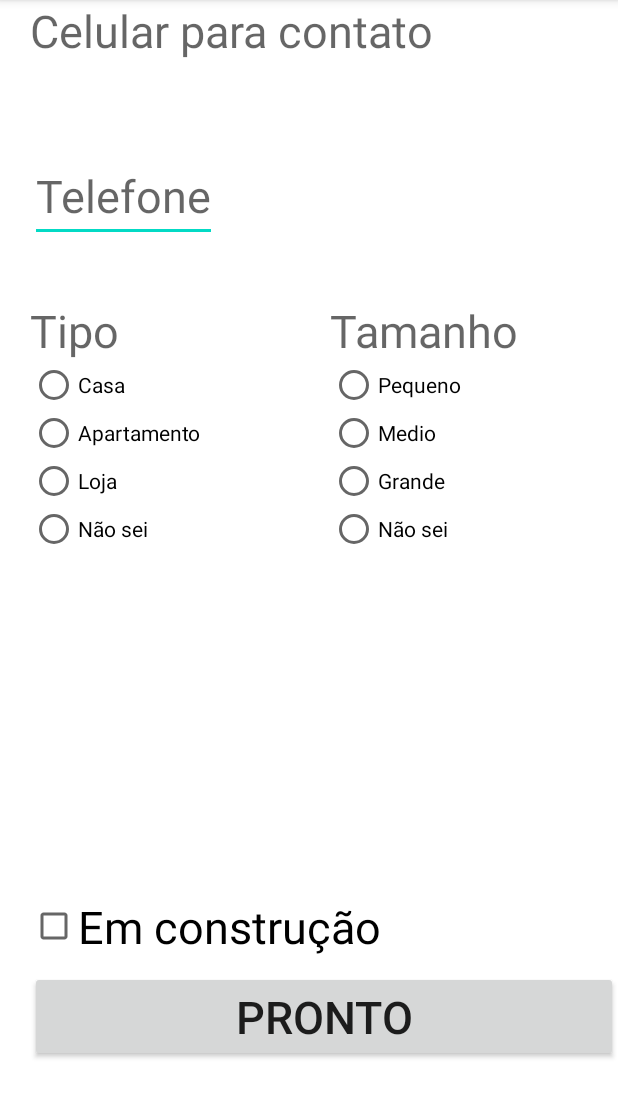
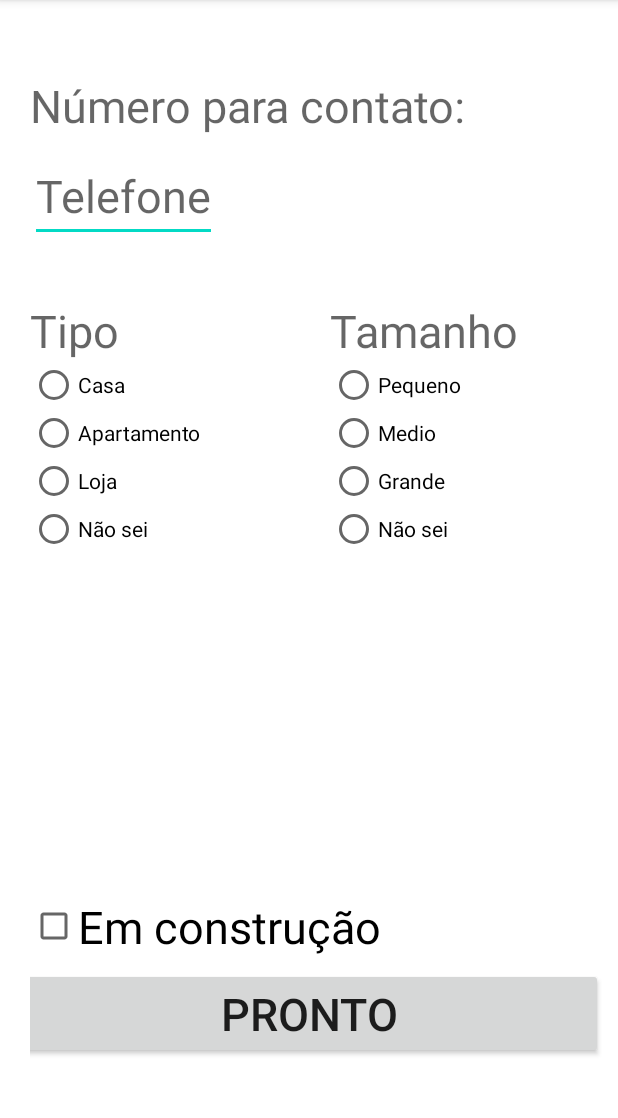
Before and after one commit to nathanlucena/MoreAqui, an Android app: the CriarActivity screen opened directly, with no data from a screen before it, on a phone screen of 412 x 824 dp, the part 84-1202 px from its top. Run offline under Robolectric (Android 15) with nearby library versions, the phone set to English and light mode, and no system bars; libraries missing offline, so code that uses them is left out: com.github.rtoshiro.util; 3 statements that could not run were skipped.

Commit message:
parte 1.1

```diff
--- a/app/src/main/java/com/example/n2/MainActivity.java
+++ b/app/src/main/java/com/example/n2/MainActivity.java
@@ -16,7 +16,9 @@ public class MainActivity extends AppCompatActivity {
         super.onCreate(savedInstanceState);
         setContentView(R.layout.activity_main);
 
-         btn_criar = (Button) findViewById(R.id.btn_criar);
+        btn_criar = (Button) findViewById(R.id.btn_criar);
+
+        //BOTAO QUE VAI  ATE CriarActivity
          btn_criar.setOnClickListener(new View.OnClickListener(){
             @Override
             public void onClick(View v) {
--- a/app/src/main/res/layout/activity_criar1.xml
+++ b/app/src/main/res/layout/activity_criar1.xml
@@ -12,8 +12,9 @@
     <TextView
         android:layout_width="wrap_content"
         android:layout_height="wrap_content"
-        android:hint="Celular para contato"
-        android:textSize="30dp" />
+        android:hint="Número para contato:"
+        android:textSize="30dp"
+        android:layout_marginTop="50dp"/>
 
     <EditText
         android:id="@+id/edt_fone"
@@ -129,9 +130,10 @@
         android:layout_width="450dp"
         android:layout_height="wrap_content"
         android:layout_alignParentBottom="true"
-        android:layout_marginBottom="60dp"
+        android:layout_marginBottom="62dp"
         android:onClick="Btn_validar"
         android:text="Pronto"
-        android:textSize="30dp" />
+        android:textSize="30dp"
+        android:layout_centerHorizontal="true"/>
 
 </RelativeLayout>
```
Also changed, not shown: app/src/main/java/com/example/n2/CriarActivity.java (+12 -3 lines).
